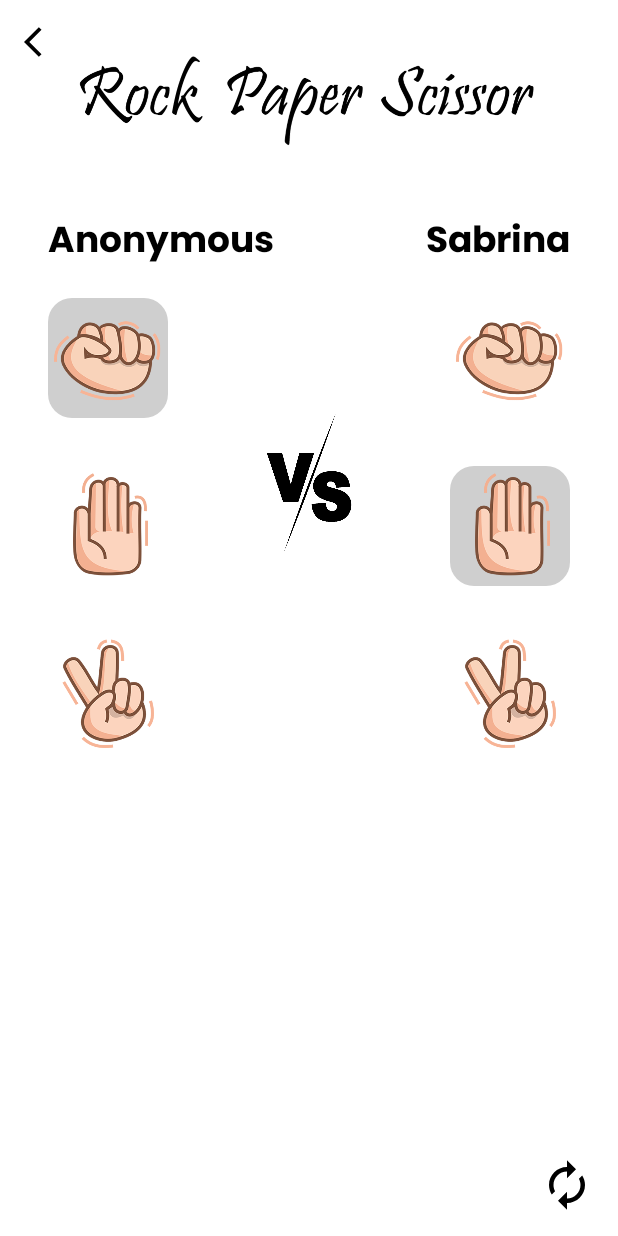
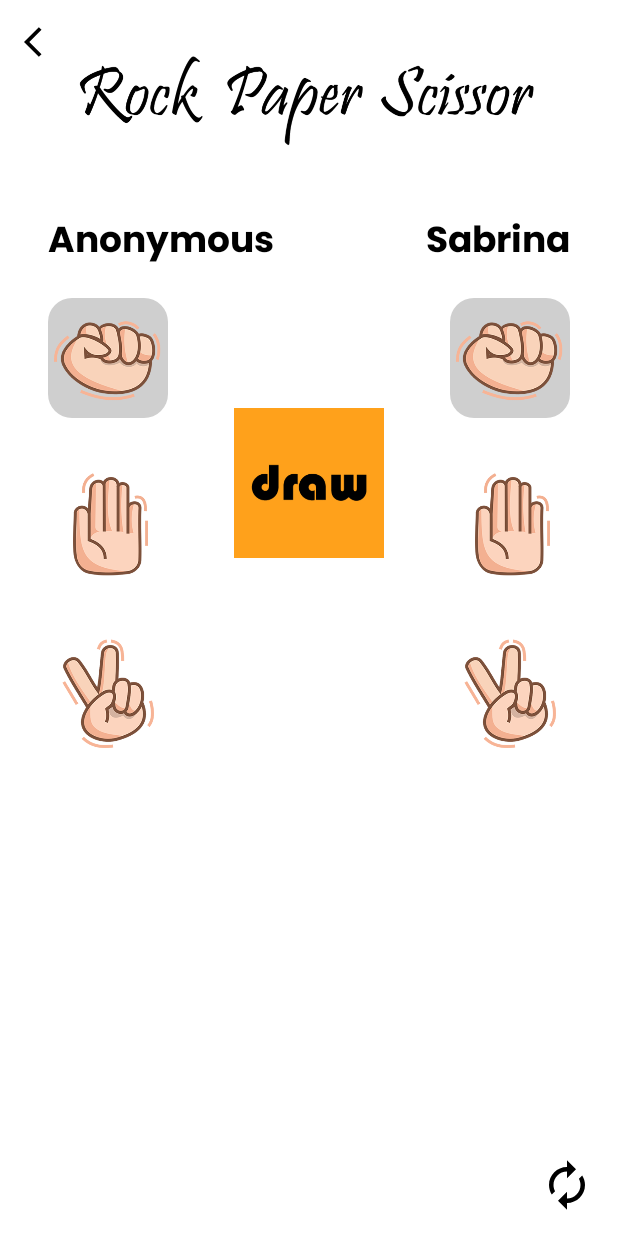
Before and after one commit to affanzanuar/Challenge-Chapter-4, an Android app: the PlayActivity screen opened directly, with no data from a screen before it, after a tap on an icon or button, on a phone screen of 412 x 824 dp. Run offline under Robolectric (Android 15) with nearby library versions, the phone set to English and light mode, and no system bars.

Commit message:
Succesed setDrawable ivVersus to win,lose,or draw

```diff
--- a/app/src/main/java/com/affan/challengechapter4/Person.kt
+++ b/app/src/main/java/com/affan/challengechapter4/Person.kt
@@ -1,9 +1,5 @@
 package com.affan.challengechapter4
 
 class Person : PlayerEngine() {
-    override fun playerHand(): String {
-        TODO("Not yet implemented")
-    }
-
     override var playerHand : String = ""
 }
--- a/app/src/main/java/com/affan/challengechapter4/PlayActivity.kt
+++ b/app/src/main/java/com/affan/challengechapter4/PlayActivity.kt
@@ -63,58 +63,51 @@ class PlayActivity : AppCompatActivity(), View.OnClickListener {
         gunting_opponent.setBackgroundResource(0)
     }
 
-    companion object {
-        private val playerOne = Person()
-        private val playerBot = Bot()
-//        val handBot = playerBot.playerHand()
+    override fun onClick(p0: View?) {
+        val playerOne = Person()
+        val playerBot = Bot()
+        val randomHand = arrayOf(
+            HandType.A.nameHand,
+            HandType.B.nameHand,
+            HandType.C.nameHand
+        ).random()
 
-//        fun hassd () : String {
-//            return playerBot.playerHand()
-//        }
-
-    }
-
-    override fun onClick(p0: View?) {
-//        var ksrkd = hassd()
-
-        fun randomHandBot(handi : String) {
-            when(handi){
+        fun pickSelectRandomHandBot(hand : String) {
+            when(hand){
                 HandType.A.nameHand -> btnRockBot.setBackgroundResource(R.drawable.select_button)
                 HandType.B.nameHand -> btnPaperBot.setBackgroundResource(R.drawable.select_button)
                 HandType.C.nameHand -> btnScissorBot.setBackgroundResource(R.drawable.select_button)
             }
         }
 
-//        var fambarTgn = mapOf(
-//            HandType.A.nameHand to btnRockBot.setBackgroundResource(R.drawable.select_button),
-//            HandType.B.nameHand to btnPaperBot.setBackgroundResource(R.drawable.select_button),
-//            HandType.C.nameHand to btnScissorBot.setBackgroundResource(R.drawable.select_button)
-//        )
-//
-//        fun pickRandomBot(option : String) {
-//            return fambarTgn[option]!!
-//        }
+        fun startWithBot(){
+            playerBot.playerHand = randomHand
+            val result = playerOne.attack(playerBot)
+            pickSelectRandomHandBot(playerBot.playerHand)
+            Log.e("player one on Activity", playerOne.playerHand)
+            Log.e("player bot on Activity", playerBot.playerHand)
 
-        val arrayHand = arrayOf(
-            HandType.A.nameHand,
-            HandType.B.nameHand,
-            HandType.C.nameHand
-        ).random()
+            when(result){
+                "draw" -> ivVersus.setImageResource(R.drawable.draw)
+                "win" -> ivVersus.setImageResource(R.drawable.win)
+                "lose" -> ivVersus.setImageResource(R.drawable.lose)
+            }
+        }
 
         when (p0?.id) {
+            R.id.btn_back -> {
+                val backToLanding = Intent(this,MainActivity::class.java)
+                backToLanding.flags = Intent.FLAG_ACTIVITY_CLEAR_TASK or
+                        Intent.FLAG_ACTIVITY_NEW_TASK
+                startActivity(backToLanding)
+            }
 
             R.id.batu_player -> {
                 getRefreshSelectedUser()
                 getRefreshSelectedBot()
                 batu_player.setBackgroundResource(R.drawable.select_button)
                 playerOne.playerHand = HandType.A.nameHand
-//                playerBot.playerHand = hassd()
-
-                playerBot.playerHand = arrayHand
-                playerOne.attack(playerBot)
-                randomHandBot(playerBot.playerHand)
-                Log.e("myHand in Activity", playerOne.playerHand)
-                Log.e("handBot on Activity", playerBot.playerHand)
+                startWithBot()
             }
 
             R.id.kertas_player -> {
@@ -122,41 +115,21 @@ class PlayActivity : AppCompatActivity(), View.OnClickListener {
                 getRefreshSelectedBot()
                 kertas_player.setBackgroundResource(R.drawable.select_button)
                 playerOne.playerHand = HandType.B.nameHand
-//                playerBot.playerHand = hassd()
-//                hassd()
-                playerBot.playerHand = arrayHand
-                playerOne.attack(playerBot)
-                randomHandBot(playerBot.playerHand)
-                Log.e("myHand in Activity", playerOne.playerHand)
-                Log.e("handBot on Activity",playerBot.playerHand)
+                startWithBot()
             }
 
             R.id.gunting_player -> {
-
                 getRefreshSelectedUser()
                 getRefreshSelectedBot()
                 gunting_player.setBackgroundResource(R.drawable.select_button)
                 playerOne.playerHand = HandType.C.nameHand
-
-//                playerBot.playerHand = hassd()
-//                hassd()
-                playerBot.playerHand = arrayHand
-                playerOne.attack(playerBot)
-                randomHandBot(playerBot.playerHand)
-                Log.e("myHand in Activity", playerOne.playerHand)
-                Log.e("handBot on Activity",playerBot.playerHand)
-            }
-
-            R.id.btn_back -> {
-                val backToLanding = Intent(this,MainActivity::class.java)
-                backToLanding.flags = Intent.FLAG_ACTIVITY_CLEAR_TASK or
-                        Intent.FLAG_ACTIVITY_NEW_TASK
-                startActivity(backToLanding)
+                startWithBot()
             }
 
             R.id.btn_refresh -> {
                 getRefreshSelectedUser()
                 getRefreshSelectedBot()
+
             }
         }
     }
--- a/app/src/main/java/com/affan/challengechapter4/PlayerEngine.kt
+++ b/app/src/main/java/com/affan/challengechapter4/PlayerEngine.kt
@@ -7,7 +7,6 @@ abstract class PlayerEngine {
     open var score : Int = 0
     open var health : Double = 100.0
     open var playerHand : String = ""
-    abstract fun playerHand () : String
 
     var a = HandType.A.nameHand
     var b = HandType.B.nameHand
@@ -16,25 +15,28 @@ abstract class PlayerEngine {
     fun attack(opponent : PlayerEngine) : String {
         val playerHand = this.playerHand
         val opponentHand = opponent.playerHand
-        return if (playerHand==opponentHand){
+
+        fun logHand(){
             Log.e("myHand in PlayerEngine",playerHand)
             Log.e("handBot in PlayerEngine",opponentHand)
-            Log.d("BINAR","draw")
+        }
+
+        return if (playerHand==opponentHand){
+            Log.d("RESULT","draw")
+            logHand()
             "draw"
         } else if (
                 playerHand==a && opponentHand==c ||
                 playerHand==b && opponentHand==a ||
                 playerHand==c && opponentHand==b) {
             this.score++
-            Log.e("myHand in PlayerEngine",playerHand)
-            Log.e("handBot in PlayerEngine",opponentHand)
-            Log.d("BINAR","win")
+            Log.d("RESULT","win")
+            logHand()
             "win"
         } else {
             opponent.score++
-            Log.e("myHand in PlayerEngine",playerHand)
-            Log.e("handBot in PlayerEngine",opponentHand)
-            Log.d("BINAR","lose")
+            Log.d("RESULT","lose")
+            logHand()
             "lose"
         }
     }
--- a/app/src/main/res/layout-land/activity_play.xml
+++ b/app/src/main/res/layout-land/activity_play.xml
@@ -1,9 +1,10 @@
 <?xml version="1.0" encoding="utf-8"?>
 <androidx.constraintlayout.widget.ConstraintLayout xmlns:android="http://schemas.android.com/apk/res/android"
     xmlns:app="http://schemas.android.com/apk/res-auto"
+    xmlns:tools="http://schemas.android.com/tools"
     android:layout_width="match_parent"
-    android:background="@color/white"
-    android:layout_height="match_parent">
+    android:layout_height="match_parent"
+    android:background="@color/white">
 
     <ImageButton
         android:id="@+id/btn_back"
@@ -170,8 +171,8 @@
         android:maxHeight="200dp"
         android:padding="16dp"
         android:src="@drawable/ic_baseline_autorenew_24"
-        app:layout_constraintBottom_toBottomOf="parent"
-        app:layout_constraintEnd_toEndOf="parent" />
+        app:layout_constraintEnd_toEndOf="parent"
+        app:layout_constraintTop_toTopOf="parent" />
 
 
 </androidx.constraintlayout.widget.ConstraintLayout>
```
Also changed, not shown: app/src/main/java/com/affan/challengechapter4/Bot.kt (+1 -18 lines), app/src/main/res/drawable/draw.jpg (added), app/src/main/res/drawable/draw.png (deleted), app/src/main/res/drawable/lose.jpg (added), app/src/main/res/drawable/lose.png (deleted), app/src/main/res/drawable/win.jpg (added), app/src/main/res/drawable/win.png (deleted).
